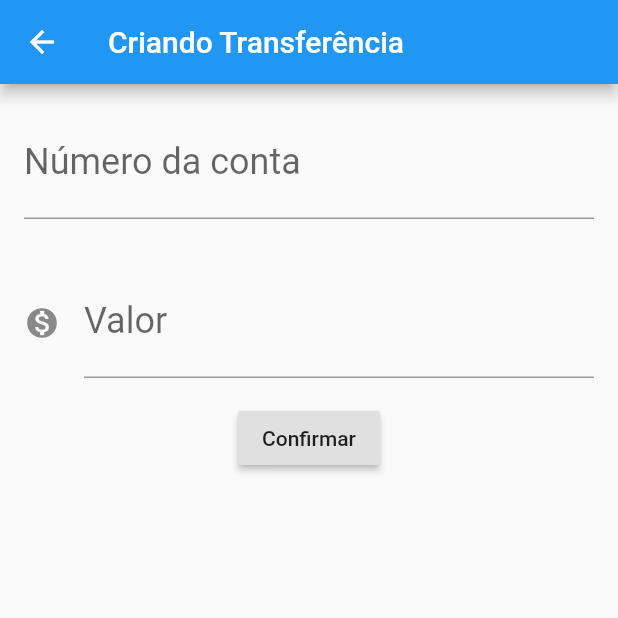
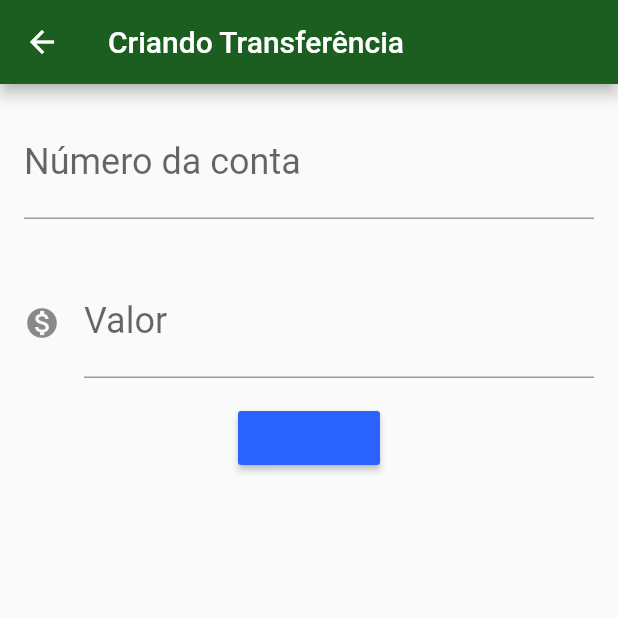
Before and after one commit to alexmsilva/bytebank, a Flutter app: the screen it shows after launch, after a tap on the "add" icon, on a phone screen of 412 x 824 dp, the top half of it. Run offline on Flutter 3.47's test engine with Material 2 defaults, Android fonts, the phone set to English and light mode, and no system bars.

Commit message:
Adds theme to project

```diff
--- a/lib/main.dart
+++ b/lib/main.dart
@@ -6,8 +6,14 @@ class BytebankApp extends StatelessWidget {
   @override
   Widget build(BuildContext context) {
     return MaterialApp(
-      home: Scaffold(
-        body: ListaTransferencias(),
+      home: ListaTransferencias(),
+      theme: ThemeData(
+        primaryColor: Colors.green[900],
+        accentColor: Colors.blueAccent[700],
+        buttonTheme: ButtonThemeData(
+          buttonColor: Colors.blueAccent[700],
+          textTheme: ButtonTextTheme.accent,
+        ),
       ),
     );
   }
@@ -48,7 +54,9 @@ class ListaTransferenciaState extends State<ListaTransferencias> {
           future.then((tranferenciaRecebida) {
             debugPrint('Recebendo a transfencia pelo then do future');
             debugPrint('$tranferenciaRecebida');
-            widget._transferencias.add(tranferenciaRecebida);
+            if (tranferenciaRecebida != null) {
+              setState(() => widget._transferencias.add(tranferenciaRecebida));
+            }
           });
         },
       ),
@@ -56,7 +64,14 @@ class ListaTransferenciaState extends State<ListaTransferencias> {
   }
 }
 
-class FormularioTransferencia extends StatelessWidget {
+class FormularioTransferencia extends StatefulWidget {
+  @override
+  State<StatefulWidget> createState() {
+    return FormularioTransferenciaState();
+  }
+}
+
+class FormularioTransferenciaState extends State<FormularioTransferencia> {
   final TextEditingController _controladorCampoNumeroConta =
       TextEditingController();
   final TextEditingController _controladorCampoValor = TextEditingController();
@@ -67,7 +82,8 @@ class FormularioTransferencia extends StatelessWidget {
       appBar: AppBar(
         title: Text('Criando Transferência'),
       ),
-      body: Column(
+      body: SingleChildScrollView(
+        child: Column(
           children: <Widget>[
             Editor(
               controlador: _controladorCampoNumeroConta,
@@ -85,6 +101,7 @@ class FormularioTransferencia extends StatelessWidget {
               onPressed: () => _criaTransferencia(context),
             ),
           ],
+        ),
       ),
     );
   }
```
Lines whose indentation alone changed are shown as unchanged.
